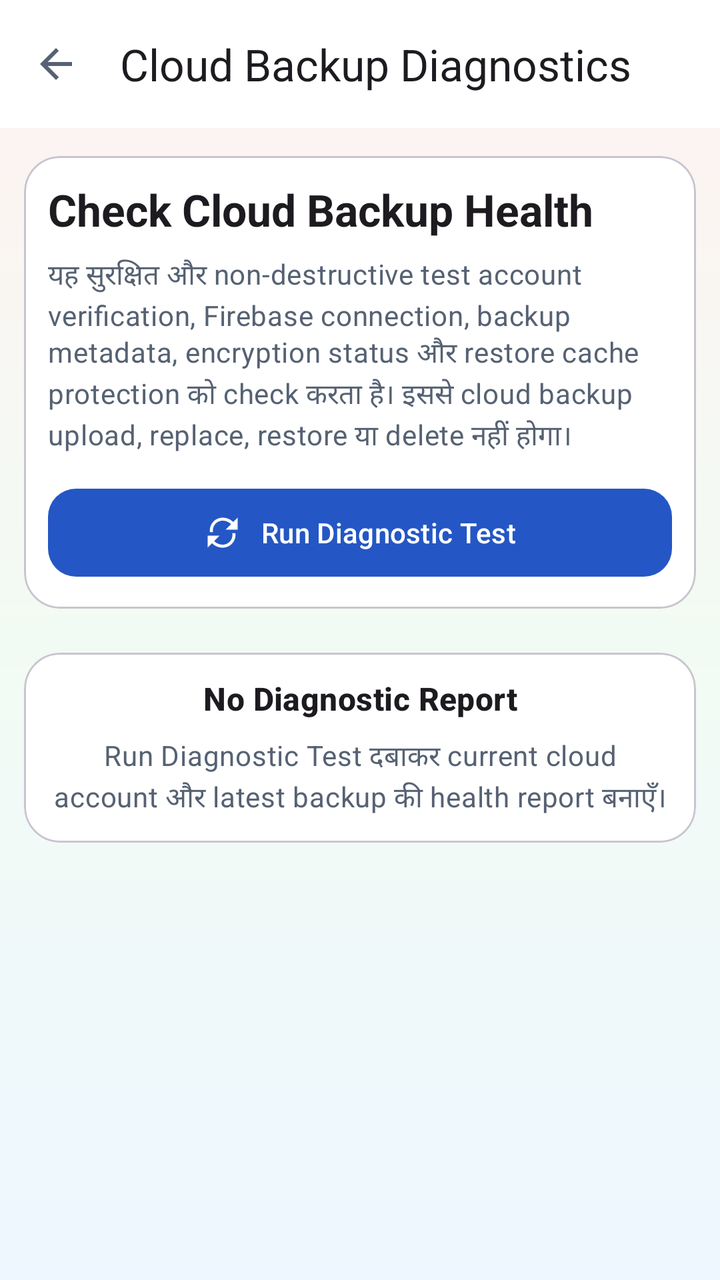
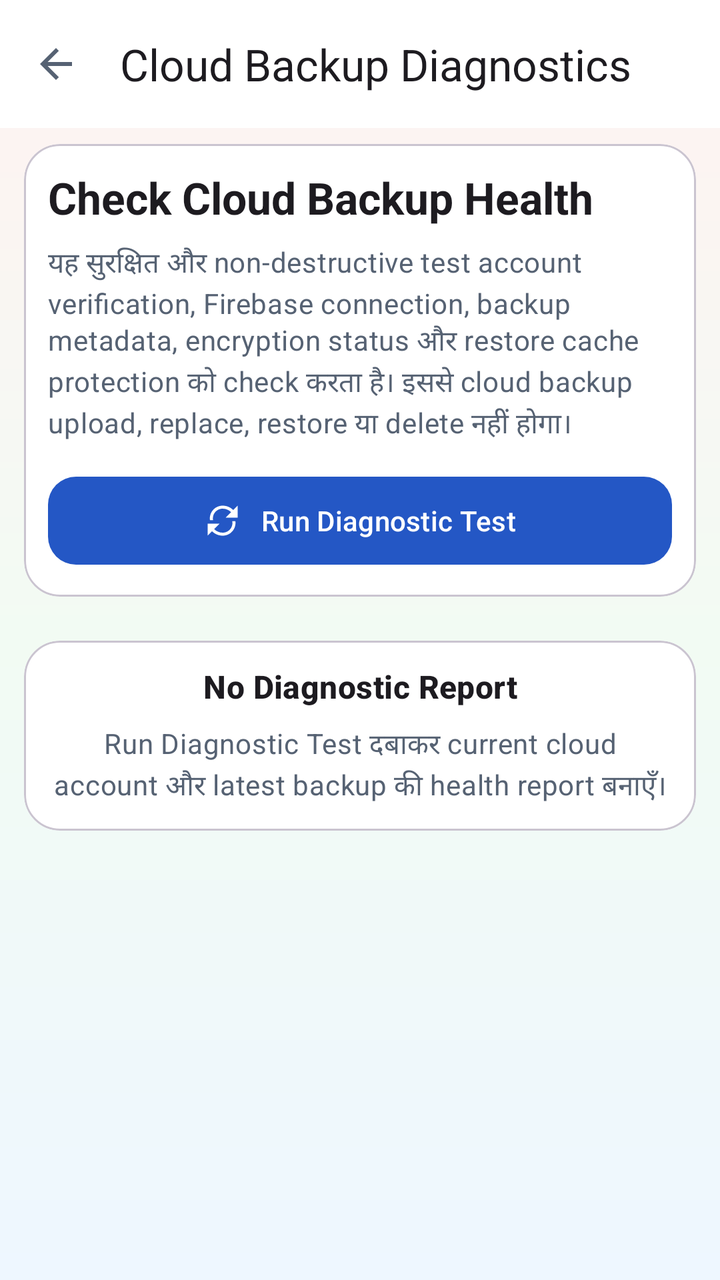

The first picture is an Android layout as it rendered before a commit; the second is the same layout after the commit. The layout source and the unified diff follow.
<!-- AndroidManifest.xml: application theme Theme.StudySaathi -->
<!-- res/layout/activity_cloud_backup_diagnostic.xml -->
<?xml version="1.0" encoding="utf-8"?>
<androidx.core.widget.NestedScrollView xmlns:android="http://schemas.android.com/apk/res/android"
    xmlns:app="http://schemas.android.com/apk/res-auto"
    android:id="@+id/scrollCloudDiagnostic"
    android:layout_width="match_parent"
    android:layout_height="match_parent"
    android:clipToPadding="false"
    android:fillViewport="true"
    android:paddingBottom="12dp">

    <LinearLayout
        android:id="@+id/contentCloudDiagnostic"
        android:layout_width="match_parent"
        android:layout_height="wrap_content"
        android:orientation="vertical">

        <com.google.android.material.appbar.MaterialToolbar
            android:id="@+id/toolbarCloudDiagnostic"
            android:layout_width="match_parent"
            android:layout_height="?attr/actionBarSize"
            android:background="?attr/colorSurface"
            app:navigationIcon="@drawable/ic_arrow_back"
            app:title="@string/cloud_diagnostic_title"
            app:titleCentered="false" />

        <LinearLayout
            android:layout_width="match_parent"
            android:layout_height="wrap_content"
            android:orientation="vertical"
            android:paddingStart="12dp"
            android:paddingTop="14dp"
            android:paddingEnd="12dp">

            <com.google.android.material.card.MaterialCardView
                android:layout_width="match_parent"
                android:layout_height="wrap_content"
                app:cardCornerRadius="18dp"
                app:cardElevation="0dp"
                app:strokeColor="?attr/colorOutlineVariant"
                app:strokeWidth="1dp">

                <LinearLayout
                    android:layout_width="match_parent"
                    android:layout_height="wrap_content"
                    android:orientation="vertical"
                    android:padding="12dp">

                    <TextView
                        android:layout_width="match_parent"
                        android:layout_height="wrap_content"
                        android:text="@string/cloud_diagnostic_header_title"
                        android:textAppearance="?attr/textAppearanceTitleLarge"
                        android:textStyle="bold" />

                    <TextView
                        android:layout_width="match_parent"
                        android:layout_height="wrap_content"
                        android:layout_marginTop="8dp"
                        android:lineSpacingExtra="2dp"
                        android:text="@string/cloud_diagnostic_header_description"
                        android:textAppearance="?attr/textAppearanceBodyMedium"
                        android:textColor="?attr/colorOnSurfaceVariant" />

                    <com.google.android.material.button.MaterialButton
                        android:id="@+id/buttonRunCloudDiagnostic"
                        android:layout_width="match_parent"
                        android:layout_height="wrap_content"
                        android:layout_marginTop="12dp"
                        android:minHeight="52dp"
                        android:text="@string/cloud_diagnostic_run_action"
                        app:cornerRadius="14dp"
                        app:icon="@drawable/ic_refresh"
                        app:iconGravity="textStart"
                        app:iconPadding="10dp" />

                </LinearLayout>

            </com.google.android.material.card.MaterialCardView>

            <com.google.android.material.progressindicator.LinearProgressIndicator
                android:id="@+id/progressCloudDiagnostic"
                android:layout_width="match_parent"
                android:layout_height="wrap_content"
                android:layout_marginTop="12dp"
                android:indeterminate="true"
                android:visibility="gone" />

            <com.google.android.material.card.MaterialCardView
                android:id="@+id/cardCloudDiagnosticSummary"
                android:layout_width="match_parent"
                android:layout_height="wrap_content"
                android:layout_marginTop="12dp"
                android:visibility="gone"
                app:cardCornerRadius="18dp"
                app:cardElevation="0dp"
                app:strokeColor="?attr/colorOutlineVariant"
                app:strokeWidth="1dp">

                <LinearLayout
                    android:layout_width="match_parent"
                    android:layout_height="wrap_content"
                    android:orientation="vertical"
                    android:padding="12dp">

                    <LinearLayout
                        android:layout_width="match_parent"
                        android:layout_height="wrap_content"
                        android:gravity="center_vertical"
                        android:orientation="horizontal">

                        <LinearLayout
                            android:layout_width="0dp"
                            android:layout_height="wrap_content"
                            android:layout_weight="1"
                            android:orientation="vertical">

                            <TextView
                                android:layout_width="wrap_content"
                                android:layout_height="wrap_content"
                                android:text="@string/cloud_diagnostic_overall_result"
                                android:textAppearance="?attr/textAppearanceLabelLarge"
                                android:textColor="?attr/colorOnSurfaceVariant" />

                            <TextView
                                android:id="@+id/textCloudDiagnosticOverallStatus"
                                android:layout_width="wrap_content"
                                android:layout_height="wrap_content"
                                android:layout_marginTop="4dp"
                                android:text="@string/cloud_diagnostic_status_not_run"
                                android:textAppearance="?attr/textAppearanceHeadlineSmall"
                                android:textStyle="bold" />

                        </LinearLayout>

                        <com.google.android.material.button.MaterialButton
                            android:id="@+id/buttonRefreshCloudDiagnosticReport"
                            style="@style/Widget.Material3.Button.IconButton.Outlined"
                            android:layout_width="48dp"
                            android:layout_height="48dp"
                            android:contentDescription="@string/cloud_diagnostic_refresh_report"
                            app:icon="@drawable/ic_refresh" />

                    </LinearLayout>

                    <TextView
                        android:id="@+id/textCloudDiagnosticCompletedAt"
                        android:layout_width="match_parent"
                        android:layout_height="wrap_content"
                        android:layout_marginTop="8dp"
                        android:text="@string/cloud_diagnostic_completed_none"
                        android:textAppearance="?attr/textAppearanceBodySmall"
                        android:textColor="?attr/colorOnSurfaceVariant" />

                    <TextView
                        android:id="@+id/textCloudDiagnosticReportId"
                        android:layout_width="match_parent"
                        android:layout_height="wrap_content"
                        android:layout_marginTop="4dp"
                        android:ellipsize="middle"
                        android:maxLines="1"
                        android:text="@string/cloud_diagnostic_report_id_none"
                        android:textAppearance="?attr/textAppearanceBodySmall"
                        android:textColor="?attr/colorOnSurfaceVariant" />

                    <LinearLayout
                        android:layout_width="match_parent"
                        android:layout_height="wrap_content"
                        android:layout_marginTop="14dp"
                        android:baselineAligned="false"
                        android:orientation="horizontal">

                        <LinearLayout
                            android:layout_width="0dp"
                            android:layout_height="wrap_content"
                            android:layout_marginEnd="6dp"
                            android:layout_weight="1"
                            android:gravity="center"
                            android:orientation="vertical"
                            android:padding="10dp">

                            <TextView
                                android:id="@+id/textCloudDiagnosticPassedCount"
                                android:layout_width="wrap_content"
                                android:layout_height="wrap_content"
                                android:text="0"
                                android:textAppearance="?attr/textAppearanceTitleLarge"
                                android:textColor="@color/ss_success"
                                android:textStyle="bold" />

                            <TextView
                                android:layout_width="wrap_content"
                                android:layout_height="wrap_content"
                                android:text="@string/cloud_diagnostic_passed"
                                android:textAppearance="?attr/textAppearanceLabelMedium" />

                        </LinearLayout>

                        <LinearLayout
                            android:layout_width="0dp"
                            android:layout_height="wrap_content"
                            android:layout_marginHorizontal="6dp"
                            android:layout_weight="1"
                            android:gravity="center"
                            android:orientation="vertical"
                            android:padding="10dp">

                            <TextView
                                android:id="@+id/textCloudDiagnosticFailedCount"
                                android:layout_width="wrap_content"
                                android:layout_height="wrap_content"
                                android:text="0"
                                android:textAppearance="?attr/textAppearanceTitleLarge"
                                android:textColor="@color/ss_error"
                                android:textStyle="bold" />

                            <TextView
                                android:layout_width="wrap_content"
                                android:layout_height="wrap_content"
                                android:text="@string/cloud_diagnostic_failed"
                                android:textAppearance="?attr/textAppearanceLabelMedium" />

                        </LinearLayout>

                        <LinearLayout
                            android:layout_width="0dp"
                            android:layout_height="wrap_content"
                            android:layout_marginHorizontal="6dp"
                            android:layout_weight="1"
                            android:gravity="center"
                            android:orientation="vertical"
                            android:padding="10dp">

                            <TextView
                                android:id="@+id/textCloudDiagnosticWarningCount"
                                android:layout_width="wrap_content"
                                android:layout_height="wrap_content"
                                android:text="0"
                                android:textAppearance="?attr/textAppearanceTitleLarge"
                                android:textColor="@color/ss_warning"
                                android:textStyle="bold" />

                            <TextView
                                android:layout_width="wrap_content"
                                android:layout_height="wrap_content"
                                android:text="@string/cloud_diagnostic_warnings"
                                android:textAppearance="?attr/textAppearanceLabelMedium" />

                        </LinearLayout>

                        <LinearLayout
                            android:layout_width="0dp"
                            android:layout_height="wrap_content"
                            android:layout_marginStart="6dp"
                            android:layout_weight="1"
                            android:gravity="center"
                            android:orientation="vertical"
                            android:padding="10dp">

                            <TextView
                                android:id="@+id/textCloudDiagnosticPendingCount"
                                android:layout_width="wrap_content"
                                android:layout_height="wrap_content"
                                android:text="0"
                                android:textAppearance="?attr/textAppearanceTitleLarge"
                                android:textColor="?attr/colorOnSurfaceVariant"
                                android:textStyle="bold" />

                            <TextView
                                android:layout_width="wrap_content"
                                android:layout_height="wrap_content"
                                android:text="@string/cloud_diagnostic_pending"
                                android:textAppearance="?attr/textAppearanceLabelMedium" />

                        </LinearLayout>

                    </LinearLayout>

                </LinearLayout>

            </com.google.android.material.card.MaterialCardView>

            <TextView
                android:id="@+id/textCloudDiagnosticResultsTitle"
                android:layout_width="match_parent"
                android:layout_height="wrap_content"
                android:layout_marginTop="22dp"
                android:text="@string/cloud_diagnostic_test_results"
                android:textAppearance="?attr/textAppearanceTitleMedium"
                android:textStyle="bold"
                android:visibility="gone" />

            <LinearLayout
                android:id="@+id/containerCloudDiagnosticResults"
                android:layout_width="match_parent"
                android:layout_height="wrap_content"
                android:layout_marginTop="10dp"
                android:orientation="vertical" />

            <com.google.android.material.card.MaterialCardView
                android:id="@+id/cardCloudDiagnosticEmpty"
                android:layout_width="match_parent"
                android:layout_height="wrap_content"
                android:layout_marginTop="12dp"
                app:cardCornerRadius="18dp"
                app:cardElevation="0dp"
                app:strokeColor="?attr/colorOutlineVariant"
                app:strokeWidth="1dp">

                <LinearLayout
                    android:layout_width="match_parent"
                    android:layout_height="wrap_content"
                    android:gravity="center"
                    android:orientation="vertical"
                    android:padding="12dp">

                    <TextView
                        android:layout_width="match_parent"
                        android:layout_height="wrap_content"
                        android:gravity="center"
                        android:text="@string/cloud_diagnostic_empty_title"
                        android:textAppearance="?attr/textAppearanceTitleMedium"
                        android:textStyle="bold" />

                    <TextView
                        android:id="@+id/textCloudDiagnosticEmptyDescription"
                        android:layout_width="match_parent"
                        android:layout_height="wrap_content"
                        android:layout_marginTop="8dp"
                        android:gravity="center"
                        android:lineSpacingExtra="2dp"
                        android:text="@string/cloud_diagnostic_empty_description"
                        android:textAppearance="?attr/textAppearanceBodyMedium"
                        android:textColor="?attr/colorOnSurfaceVariant" />

                </LinearLayout>

            </com.google.android.material.card.MaterialCardView>

            <LinearLayout
                android:id="@+id/layoutCloudDiagnosticExportActions"
                android:layout_width="match_parent"
                android:layout_height="wrap_content"
                android:layout_marginTop="14dp"
                android:orientation="horizontal"
                android:visibility="gone">

                <com.google.android.material.button.MaterialButton
                    android:id="@+id/buttonExportCloudDiagnosticReport"
                    style="@style/Widget.Material3.Button.OutlinedButton"
                    android:layout_width="0dp"
                    android:layout_height="wrap_content"
                    android:layout_marginEnd="6dp"
                    android:layout_weight="1"
                    android:minHeight="50dp"
                    android:text="Export Report"
                    android:textAllCaps="false"
                    app:cornerRadius="14dp" />

                <com.google.android.material.button.MaterialButton
                    android:id="@+id/buttonShareCloudDiagnosticReport"
                    android:layout_width="0dp"
                    android:layout_height="wrap_content"
                    android:layout_marginStart="6dp"
                    android:layout_weight="1"
                    android:minHeight="50dp"
                    android:text="Share Report"
                    android:textAllCaps="false"
                    app:cornerRadius="14dp" />

            </LinearLayout>

            <com.google.android.material.button.MaterialButton
                android:id="@+id/buttonClearCloudDiagnosticReports"
                style="@style/Widget.Material3.Button.OutlinedButton"
                android:layout_width="match_parent"
                android:layout_height="wrap_content"
                android:layout_marginTop="12dp"
                android:minHeight="50dp"
                android:text="@string/cloud_diagnostic_clear_reports"
                android:visibility="gone"
                app:cornerRadius="14dp" />

        </LinearLayout>

    </LinearLayout>

</androidx.core.widget.NestedScrollView>
<!-- resources referenced by this layout -->
<resources>
  <color name="ss_error">#BA1A1A</color>
  <color name="ss_success">#16813B</color>
  <color name="ss_warning">#A26300</color>
  <!-- drawable ic_arrow_back (drawable) -->
  <?xml version="1.0" encoding="utf-8"?>
  <vector xmlns:android="http://schemas.android.com/apk/res/android"
      android:width="24dp"
      android:height="24dp"
      android:viewportWidth="24"
      android:viewportHeight="24">
  
      <path
          android:fillColor="?attr/colorControlNormal"
          android:pathData="M20,11H7.83l5.59,-5.59L12,4l-8,8 8,8 1.42,-1.41L7.83,13H20v-2z" />
  
  </vector>
  <string name="cloud_diagnostic_clear_reports">
          Clear Saved Diagnostic Reports
      </string>
  <string name="cloud_diagnostic_completed_none">
          Completed: Not available
      </string>
  <string name="cloud_diagnostic_empty_description">
          Run Diagnostic Test दबाकर current cloud account और latest backup की health report बनाएँ।
      </string>
  <string name="cloud_diagnostic_empty_title">
          No Diagnostic Report
      </string>
  <string name="cloud_diagnostic_failed">
          Failed
      </string>
  <string name="cloud_diagnostic_header_description">
          यह सुरक्षित और non-destructive test account verification, Firebase connection, backup metadata, encryption status और restore cache protection को check करता है। इससे cloud backup upload, replace, restore या delete नहीं होगा।
      </string>
  <string name="cloud_diagnostic_header_title">
          Check Cloud Backup Health
      </string>
  <string name="cloud_diagnostic_overall_result">
          Overall result
      </string>
  <string name="cloud_diagnostic_passed">
          Passed
      </string>
  <string name="cloud_diagnostic_pending">
          Pending
      </string>
  <string name="cloud_diagnostic_refresh_report">
          Refresh latest diagnostic report
      </string>
  <string name="cloud_diagnostic_report_id_none">
          Report ID: Not available
      </string>
  <string name="cloud_diagnostic_run_action">
          Run Diagnostic Test
      </string>
  <string name="cloud_diagnostic_status_not_run">
          NOT RUN
      </string>
  <string name="cloud_diagnostic_test_results">
          Diagnostic Test Results
      </string>
  <string name="cloud_diagnostic_title">
          Cloud Backup Diagnostics
      </string>
  <string name="cloud_diagnostic_warnings">
          Warnings
      </string>
  <color name="ss_primary">#2457C5</color>
  <color name="ss_on_primary">#FFFFFF</color>
  <color name="ss_blue_soft">#EAF2FF</color>
  <color name="ss_primary_dark">#173F99</color>
  <color name="ss_secondary">#087F8C</color>
  <color name="ss_on_secondary">#FFFFFF</color>
  <color name="ss_teal_soft">#EAF8F8</color>
  <color name="ss_tertiary">#8A5A00</color>
  <color name="ss_on_tertiary">#FFFFFF</color>
  <color name="ss_yellow_soft">#FFF8E8</color>
  <color name="ss_background">#F7F9FC</color>
  <color name="ss_surface">#FFFFFF</color>
  <color name="ss_surface_soft">#F0F4FA</color>
  <color name="ss_text_primary">#182230</color>
  <color name="ss_text_secondary">#566273</color>
  <color name="ss_outline">#D6DEE9</color>
  <color name="white">#FFFFFFFF</color>
  <color name="ss_red_soft">#FFF0F0</color>
  <!-- drawable bg_app_soft_mix (drawable) -->
  <?xml version="1.0" encoding="utf-8"?>
  <shape xmlns:android="http://schemas.android.com/apk/res/android"
      android:shape="rectangle">
  
      <gradient
          android:angle="270"
          android:centerColor="#F2FBF3"
          android:endColor="#EEF7FF"
          android:startColor="#FFF2F2"
          android:type="linear" />
  
  </shape>
  <!-- unchanged entries left out for length: 2 -->
</resources>

<!-- the commit's change to res/layout/activity_cloud_backup_diagnostic.xml (unified diff, before → after) -->
@@ -28,7 +28,7 @@
             android:layout_height="wrap_content"
             android:orientation="vertical"
             android:paddingStart="12dp"
-            android:paddingTop="14dp"
+            android:paddingTop="8dp"
             android:paddingEnd="12dp">
 
             <com.google.android.material.card.MaterialCardView
